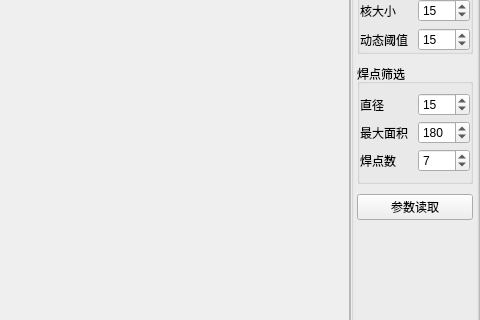
This is pluginapp/EchoPlugin/reverseSide/ccheckhanregwidget.ui in wondron/frameTest as Qt 5 draws it before an edit; both pictures show x 302 to 782 and y 89 to 409 of the 782 by 573 pixel window. The edited form follows.
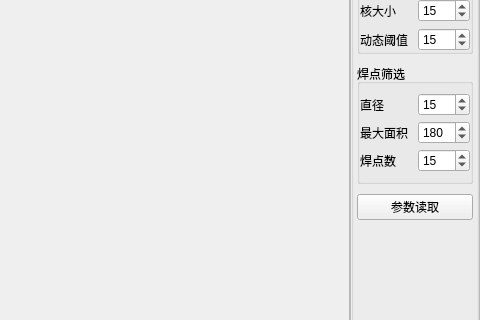
This is the edited form.

Diff of the .ui file:
```diff
--- a/pluginapp/EchoPlugin/reverseSide/ccheckhanregwidget.ui
+++ b/pluginapp/EchoPlugin/reverseSide/ccheckhanregwidget.ui
@@ -259,7 +259,7 @@
                 <item>
                  <widget class="QSpinBox" name="spin_hanSize">
                   <property name="value">
-                   <number>7</number>
+                   <number>15</number>
                   </property>
                  </widget>
                 </item>
```
